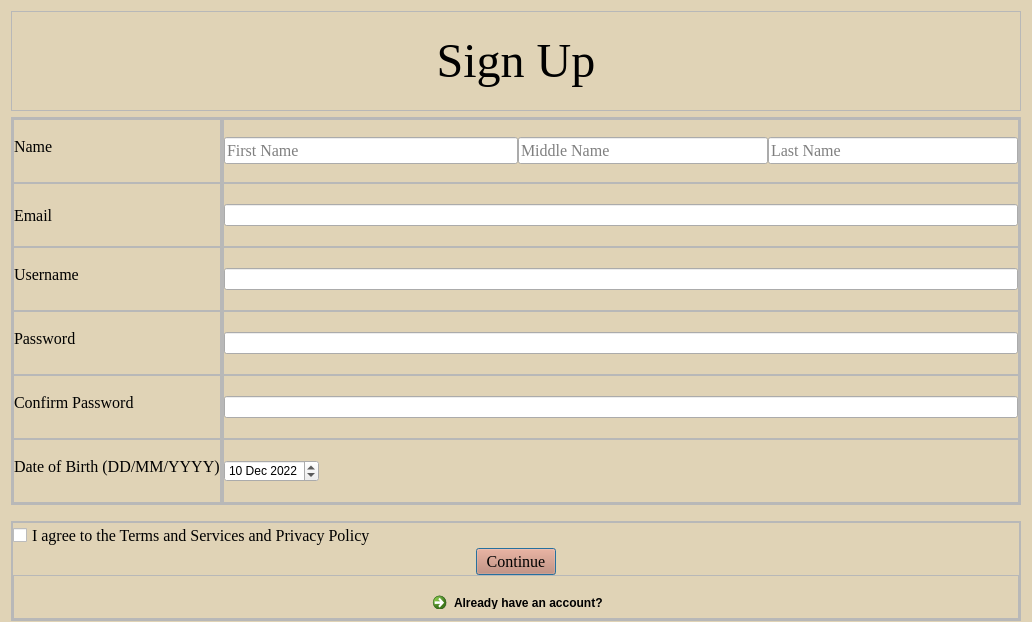
The window that signup.ui (skidgefries/rightmeal) describes before a commit, drawn with Qt 5.
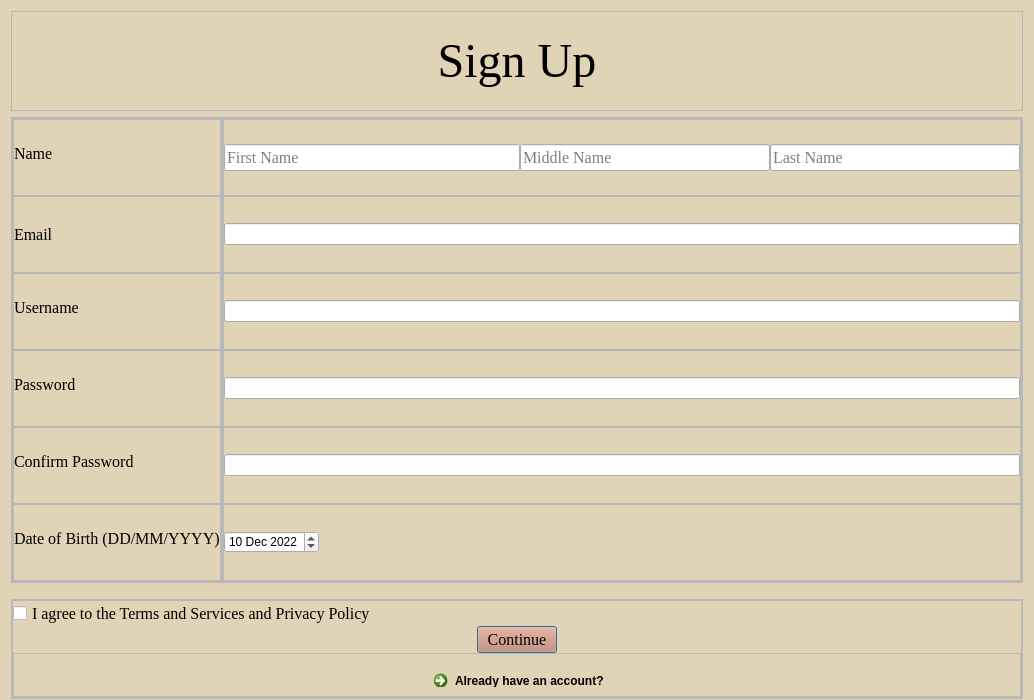
The same window after the commit.

```diff
--- a/signup.ui
+++ b/signup.ui
@@ -6,8 +6,8 @@
    <rect>
     <x>0</x>
     <y>0</y>
-    <width>1032</width>
-    <height>622</height>
+    <width>1034</width>
+    <height>700</height>
    </rect>
   </property>
   <property name="minimumSize">
@@ -715,8 +715,8 @@
               </property>
               <property name="dateTime">
                <datetime>
-                <hour>19</hour>
-                <minute>15</minute>
+                <hour>13</hour>
+                <minute>30</minute>
                 <second>0</second>
                 <year>2022</year>
                 <month>12</month>
```
